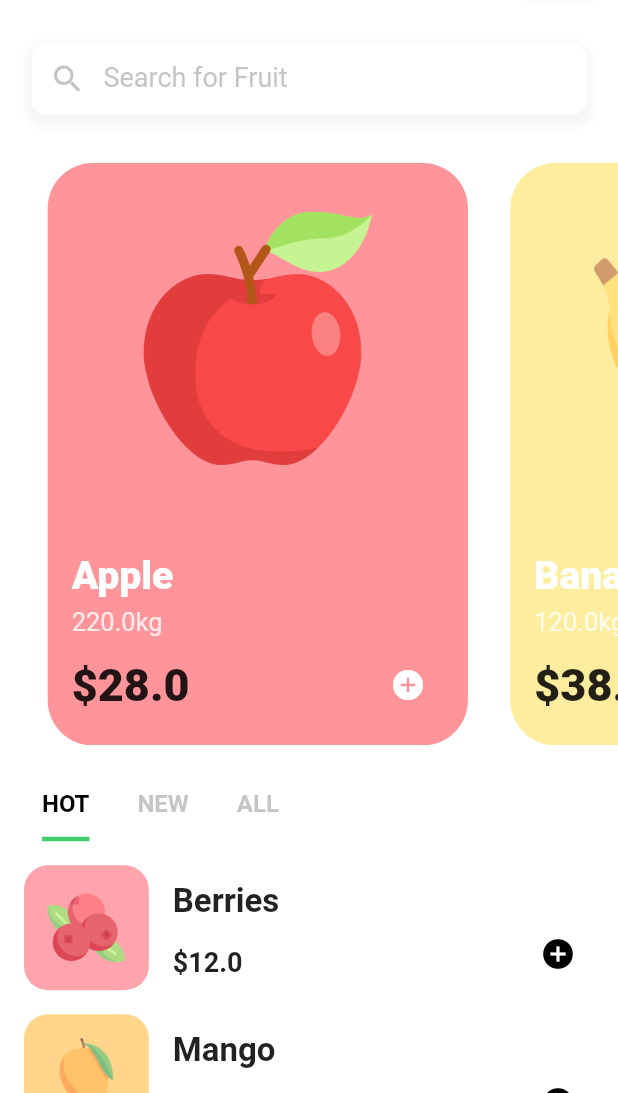
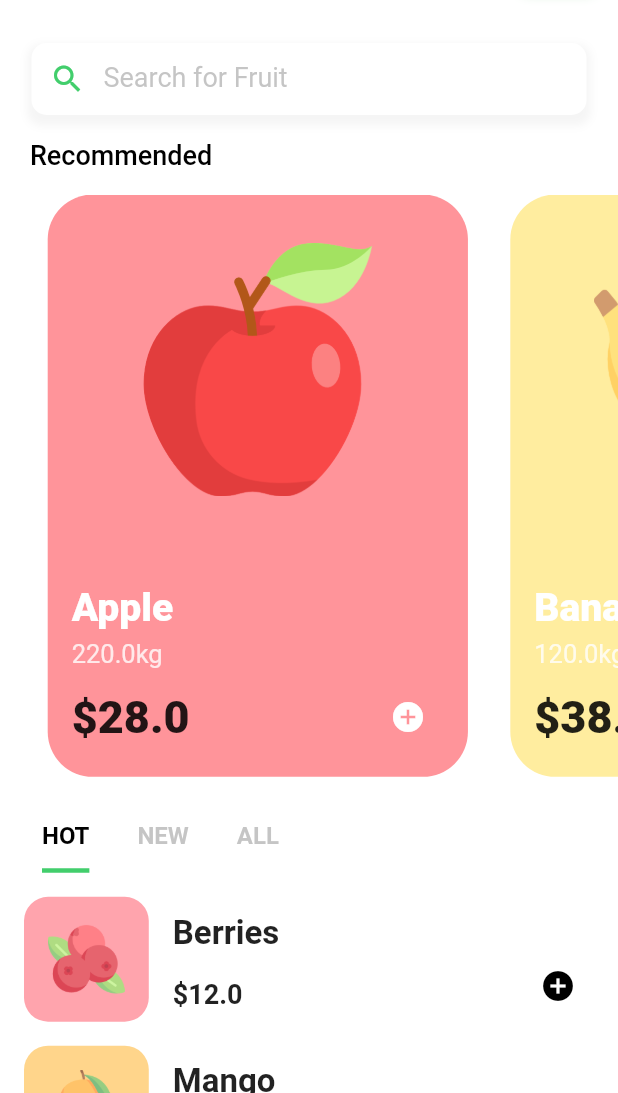
Before and after one commit to kiran-bhalerao/fresh_fruits, a Flutter app: the screen it shows after launch, on a phone screen of 412 x 824 dp, the part 143-1236 px from its top. Run offline on Flutter 3.47's test engine with Material 2 defaults, Android fonts, the phone set to English and light mode, and no system bars.

Commit message:
Working on Fruit details screen

```diff
--- a/lib/main.dart
+++ b/lib/main.dart
@@ -1,4 +1,5 @@
 import 'package:flutter/material.dart';
+import 'package:fresh_fruits/pages/details.dart';
 import 'package:fresh_fruits/pages/home.dart';
 
 void main() => runApp(MyApp());
@@ -15,6 +16,10 @@ class MyApp extends StatelessWidget {
         primaryColor: Color(0xFF42ce6c),
       ),
       home: HomePage(),
+      routes: {
+        HomePage.routeName: (ctx) => HomePage(),
+        DetailsPage.routeName: (ctx) => DetailsPage()
+      },
     );
   }
 }
--- a/lib/pages/home.dart
+++ b/lib/pages/home.dart
@@ -2,10 +2,13 @@ import 'dart:math';
 
 import 'package:flutter/material.dart';
 import 'package:fresh_fruits/models/fruit.dart';
+import 'package:fresh_fruits/pages/details.dart';
 import 'package:fresh_fruits/widgets/fruit_card.dart';
 import 'package:fresh_fruits/widgets/fruit_tab_item.dart';
 
 class HomePage extends StatefulWidget {
+  static String routeName = '/HomePage';
+
   @override
   _HomePageState createState() => _HomePageState();
 }
@@ -115,8 +118,19 @@ class _HomePageState extends State<HomePage>
               ),
               prefixIcon: Icon(
                 Icons.search,
-                color: Colors.grey.withOpacity(0.6),
+                color: Theme.of(context).primaryColor,
               ),
+            ),
+          ),
+        ),
+        Padding(
+          padding: const EdgeInsets.symmetric(horizontal: 20),
+          child: Text(
+            'Recommended',
+            style: TextStyle(
+              color: Colors.black,
+              fontSize: 18,
+              fontWeight: FontWeight.w500,
             ),
           ),
         ),
@@ -124,9 +138,15 @@ class _HomePageState extends State<HomePage>
           height: max(height * 0.51, 300),
           padding: const EdgeInsets.fromLTRB(0, 16, 0, 16),
           child: PageView.builder(
-            itemBuilder: (ctx, index) => FruitCard(
-              fruit: fruitList[index],
-              index: index,
+            itemBuilder: (ctx, index) => InkWell(
+              child: FruitCard(
+                fruit: fruitList[index],
+                index: index,
+              ),
+              onTap: () => Navigator.of(context).pushNamed(
+                DetailsPage.routeName,
+                arguments: fruitList[index],
+              ),
             ),
             controller: _pageController,
             itemCount: fruitList.length,
--- a/lib/widgets/fruit_card.dart
+++ b/lib/widgets/fruit_card.dart
@@ -38,9 +38,12 @@ class FruitCard extends StatelessWidget {
                   children: <Widget>[
                     Padding(
                       padding: EdgeInsets.only(top: height * 0.02),
-                      child: Image.asset(
-                        fruit.img,
-                        scale: min((2500 / height), 5),
+                      child: Hero(
+                        tag: '${fruit.name}-image',
+                        child: Image.asset(
+                          fruit.img,
+                          scale: min((2500 / height), 5),
+                        ),
                       ),
                     ),
                     Column(
```
Also changed, not shown: lib/pages/details.dart (added, +183 -0 lines).
